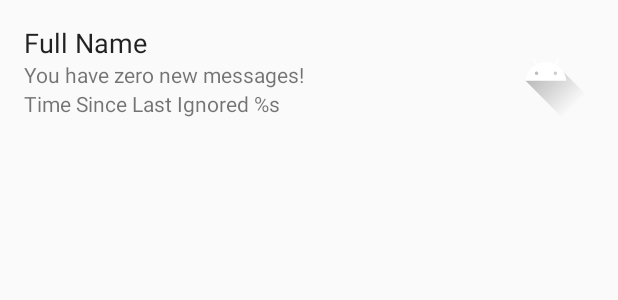
After one commit to kylemsguy/nonononotifications, an Android app: the layout layout_home_list_view.xml on its own in the app's theme, with its tools: preview values and no code run, on a phone screen of 412 x 824 dp. The commit adds this screen. Shown: the top 300 px of the screen. Run offline under Robolectric (Android 15) with nearby library versions, the phone set to English and light mode, and no system bars.

Commit message:
Implement past ghosting data list

```diff
--- a/nonononotifications/app/build.gradle
+++ b/nonononotifications/app/build.gradle
@@ -37,6 +37,9 @@ dependencies {
     implementation 'androidx.appcompat:appcompat:1.0.2'
     implementation 'androidx.constraintlayout:constraintlayout:1.1.3'
     implementation "androidx.work:work-runtime:$work_version"
+    implementation "androidx.recyclerview:recyclerview:1.1.0"
+    // For control over item selection of both touch and mouse driven selection
+    implementation "androidx.recyclerview:recyclerview-selection:1.1.0-rc01"
     implementation 'com.google.firebase:firebase-messaging:20.1.7'
     implementation 'com.google.firebase:firebase-analytics-ktx:17.4.1'
     implementation 'com.google.code.gson:gson:2.8.6'
--- a/nonononotifications/app/src/main/java/website/entire/nonononotifications/MyFirebaseMessagingService.java
+++ b/nonononotifications/app/src/main/java/website/entire/nonononotifications/MyFirebaseMessagingService.java
@@ -103,6 +103,7 @@ public class MyFirebaseMessagingService extends FirebaseMessagingService {
         String timestamp = null;
         Bitmap largeIcon = null;
         String uid = null;
+        String fullName = null;
 
         // Check if message contains a data payload.
         Map<String, String> chatMetaData = remoteMessage.getData();
@@ -113,6 +114,7 @@ public class MyFirebaseMessagingService extends FirebaseMessagingService {
             message = chatMetaData.get("body");
             iconUrl = chatMetaData.get("image");
             timestamp = chatMetaData.get("timestamp");
+            fullName = chatMetaData.get("full_name");
         }
 
         // TODO: Update database with new chatmetadata
@@ -159,6 +161,7 @@ public class MyFirebaseMessagingService extends FirebaseMessagingService {
         if (uid != null) {
             ChatMetaData meta = new ChatMetaData();
             meta.uid = Long.parseLong(uid);
+            meta.fullName = fullName;
             meta.timestamp = timestamp;
             meta.title = title;
             meta.body = message;
--- a/nonononotifications/app/src/main/java/website/entire/nonononotifications/data/entities/ChatMetaData.java
+++ b/nonononotifications/app/src/main/java/website/entire/nonononotifications/data/entities/ChatMetaData.java
@@ -13,8 +13,8 @@ public class ChatMetaData {
     @ColumnInfo(name = "timestamp")
     public String timestamp;
 
-    @ColumnInfo(name = "first_name")
-    public String first_name;
+    @ColumnInfo(name = "full_name")
+    public String fullName;
 
     @ColumnInfo(name = "title")
     public String title;
--- /dev/null
+++ b/nonononotifications/app/src/main/res/layout/layout_home_list_view.xml
@@ -0,0 +1,55 @@
+<?xml version="1.0" encoding="utf-8"?>
+<androidx.constraintlayout.widget.ConstraintLayout xmlns:android="http://schemas.android.com/apk/res/android"
+    xmlns:app="http://schemas.android.com/apk/res-auto"
+    xmlns:tools="http://schemas.android.com/tools"
+    android:layout_width="match_parent"
+    android:layout_height="90sp"
+    android:orientation="vertical">
+
+    <TextView
+        android:id="@+id/text_full_name"
+        android:layout_width="wrap_content"
+        android:layout_height="wrap_content"
+        android:layout_marginStart="16dp"
+        android:layout_marginLeft="16dp"
+        android:layout_marginTop="16dp"
+        android:text="Full Name"
+        android:textAppearance="@style/TextAppearance.AppCompat.Large"
+        android:textSize="18sp"
+        app:layout_constraintStart_toStartOf="parent"
+        app:layout_constraintTop_toTopOf="parent" />
+
+    <TextView
+        android:id="@+id/snarky_comment"
+        android:layout_width="wrap_content"
+        android:layout_height="wrap_content"
+        android:layout_marginStart="16dp"
+        android:layout_marginLeft="16dp"
+        android:layout_marginTop="40dp"
+        android:text="You have zero new messages!"
+        app:layout_constraintStart_toStartOf="parent"
+        app:layout_constraintTop_toTopOf="parent" />
+
+    <ImageView
+        android:id="@+id/img_profile"
+        android:layout_width="64dp"
+        android:layout_height="64dp"
+        android:layout_marginTop="16dp"
+        android:layout_marginEnd="16dp"
+        android:layout_marginRight="16dp"
+        android:src="@drawable/ic_launcher_foreground"
+        android:textAppearance="@style/TextAppearance.AppCompat.Medium"
+        app:layout_constraintEnd_toEndOf="parent"
+        app:layout_constraintTop_toTopOf="parent" />
+
+    <TextView
+        android:id="@+id/text_time_ignored"
+        android:layout_width="wrap_content"
+        android:layout_height="wrap_content"
+        android:layout_marginStart="16dp"
+        android:layout_marginLeft="16dp"
+        android:text="Time Since Last Ignored %s"
+        app:layout_constraintStart_toStartOf="parent"
+        app:layout_constraintTop_toBottomOf="@+id/snarky_comment" />
+
+</androidx.constraintlayout.widget.ConstraintLayout>
```
Also changed, not shown: nonononotifications/app/src/main/java/website/entire/nonononotifications/ChatMeatViewModel.java (added, +27 -0 lines), nonononotifications/app/src/main/java/website/entire/nonononotifications/ChatMetaViewAdapter.java (added, +140 -0 lines), nonononotifications/app/src/main/java/website/entire/nonononotifications/MainActivity.java (+34 -12 lines), nonononotifications/app/src/main/res/layout/activity_main.xml (+10 -10 lines).
